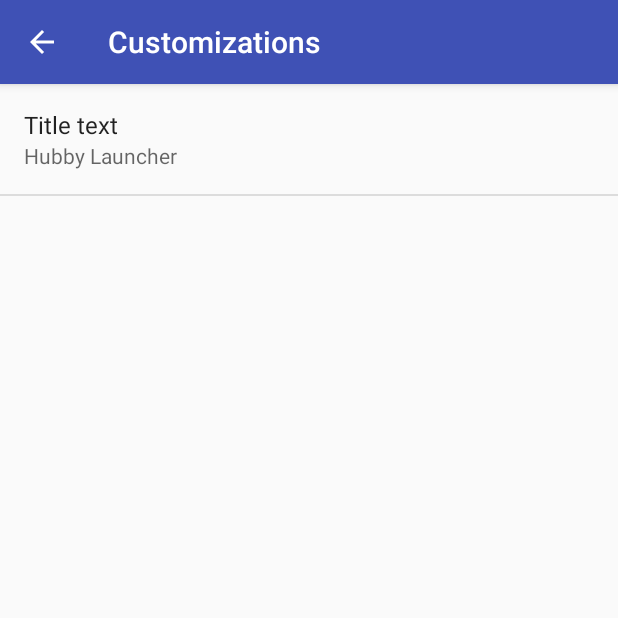
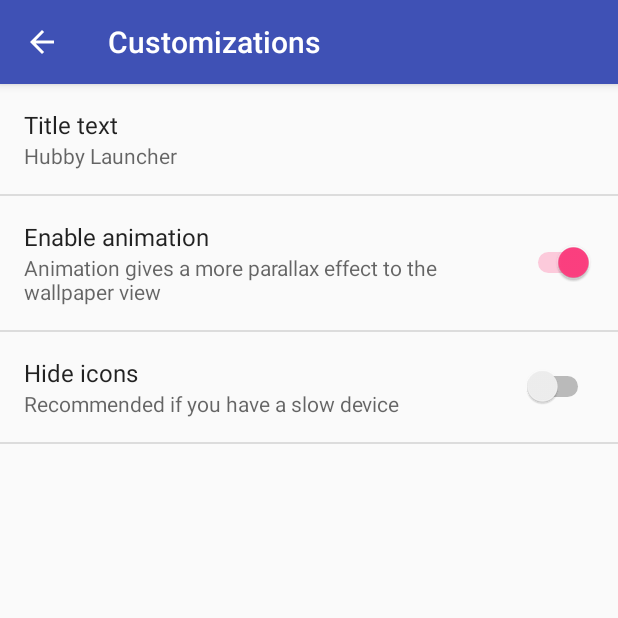
Before and after one commit to F4uzan/HgLauncher, an Android app: the SettingsActivity screen opened directly, with no data from a screen before it, after a tap on "Customizations", on a phone screen of 412 x 824 dp, the top half of it. Run offline under Robolectric (Android 15) with nearby library versions, the phone set to English and light mode, and no system bars.

Commit message:
Add 'enable animation' and 'hide icons' preference
Let's make the launcher more customizable for a little bit.

```diff
--- a/app/src/main/java/f4/hubby/SettingsActivity.java
+++ b/app/src/main/java/f4/hubby/SettingsActivity.java
@@ -29,6 +29,7 @@ import java.util.List;
  * API Guide</a> for more information on developing a Settings UI.
  */
 public class SettingsActivity extends AppCompatPreferenceActivity {
+
     /**
      * A preference value change listener that updates the preference's summary
      * to reflect its new value.
@@ -149,7 +150,9 @@ public class SettingsActivity extends AppCompatPreferenceActivity {
             // updated to reflect the new value, per the Android Design
             // guidelines.
             bindPreferenceSummaryToValue(findPreference("title_text"));
-            // bindPreferenceSummaryToValue(findPreference("list_order"));
+
+            Preference anim = findPreference("anim_switch");
+            Preference icon = findPreference("icon_hide_switch");
         }
 
         @Override
--- a/app/src/main/res/values/strings.xml
+++ b/app/src/main/res/values/strings.xml
@@ -10,6 +10,13 @@
 
     <string name="pref_title">Title text</string>
     <string name="pref_title_default">@string/app_name</string>
+
+    <string name="pref_animation">Enable animation</string>
+    <string name="pref_animation_on">Animation gives a more parallax effect to the wallpaper view</string>
+    <string name="pref_animation_off">Quickly jumps to the list of apps, skipping the extra delay</string>
+
+    <string name="pref_icon_view">Hide icons</string>
+    <string name="pref_icon_view_desc">Recommended if you have a slow device</string>
 
     <string name="pref_title_credits">Credits</string>
 
--- a/app/src/main/res/xml/pref_customization.xml
+++ b/app/src/main/res/xml/pref_customization.xml
@@ -9,6 +9,19 @@
         android:selectAllOnFocus="true"
         android:singleLine="true"
         android:title="@string/pref_title" />
+
+    <SwitchPreference
+        android:defaultValue="true"
+        android:key="anim_switch"
+        android:title="@string/pref_animation"
+        android:summaryOn="@string/pref_animation_on"
+        android:summaryOff="@string/pref_animation_off" />
+
+    <SwitchPreference
+        android:defaultValue="false"
+        android:key="icon_hide_switch"
+        android:title="@string/pref_icon_view"
+        android:summary="@string/pref_icon_view_desc" />
 
     <!-- NOTE: Hide buttons to simplify the UI. Users can touch outside the dialog to
          dismiss it. -->
```
Also changed, not shown: app/src/main/java/f4/hubby/MainActivity.java (+15 -3 lines).
